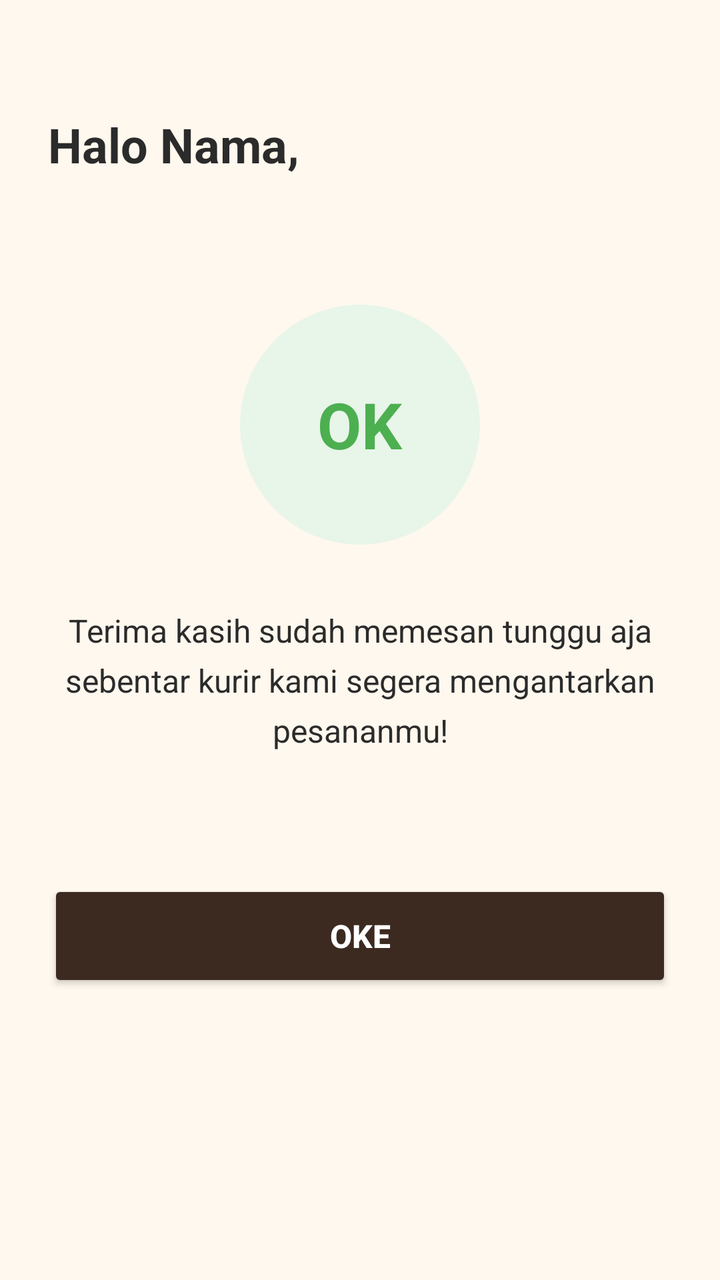
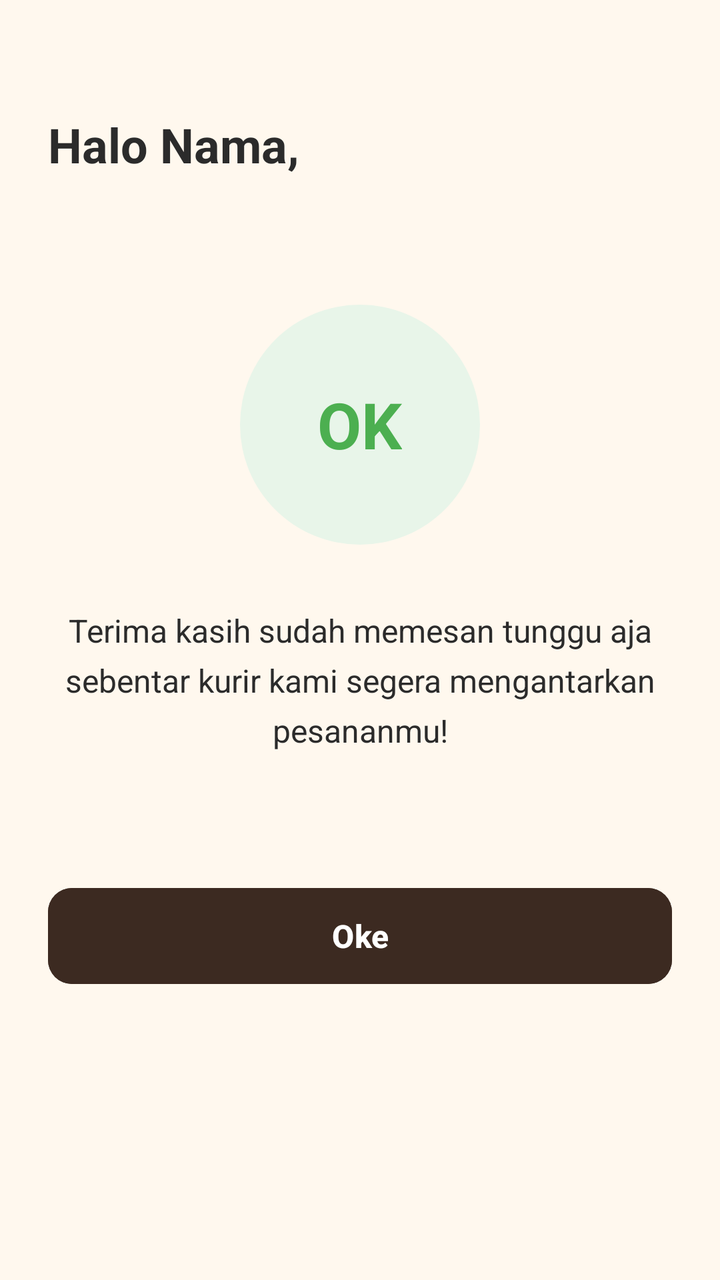

The first picture is an Android layout as it rendered before a commit; the second is the same layout after the commit. The layout source and the unified diff follow.
<!-- AndroidManifest.xml: application theme Theme.KopiDanNyemil -->
<!-- res/layout/activity_confirmation.xml -->
<?xml version="1.0" encoding="utf-8"?>
<LinearLayout xmlns:android="http://schemas.android.com/apk/res/android"
    xmlns:app="http://schemas.android.com/apk/res-auto"
    android:layout_width="match_parent"
    android:layout_height="match_parent"
    android:background="@color/cream_bg"
    android:gravity="center_horizontal"
    android:orientation="vertical"
    android:padding="24dp">

    <TextView
        android:id="@+id/tvConfHalo"
        android:layout_width="wrap_content"
        android:layout_height="wrap_content"
        android:layout_gravity="start"
        android:layout_marginTop="32dp"
        android:text="Halo Nama,"
        android:textColor="@color/text_dark"
        android:textSize="24sp"
        android:textStyle="bold"
        android:layout_marginBottom="64dp" />

    
    <FrameLayout
        android:layout_width="120dp"
        android:layout_height="120dp"
        android:background="@drawable/bg_circle_green"
        android:layout_marginBottom="32dp">

        <TextView
            android:layout_width="wrap_content"
            android:layout_height="wrap_content"
            android:layout_gravity="center"
            android:text="OK"
            android:textColor="@color/success_green"
            android:textSize="32sp"
            android:textStyle="bold" />
    </FrameLayout>

    <TextView
        android:layout_width="match_parent"
        android:layout_height="wrap_content"
        android:gravity="center"
        android:text="Terima kasih sudah memesan tunggu aja sebentar kurir kami segera mengantarkan pesananmu!"
        android:textColor="@color/text_dark"
        android:textSize="16sp"
        android:lineSpacingExtra="6dp"
        android:layout_marginBottom="64dp" />

    <Button
        android:id="@+id/btnConfOke"
        android:layout_width="match_parent"
        android:layout_height="56dp"
        android:backgroundTint="@color/coffee_dark"
        android:text="Oke"
        android:textColor="@color/white"
        android:textSize="16sp"
        android:textStyle="bold"
        app:cornerRadius="12dp" />

</LinearLayout>
<!-- resources referenced by this layout -->
<resources>
  <color name="coffee_dark">#3C2A21</color>
  <color name="cream_bg">#FFF8EE</color>
  <color name="success_green">#4CAF50</color>
  <color name="text_dark">#2B2B2B</color>
  <color name="white">#FFFFFFFF</color>
  <!-- drawable bg_circle_green (drawable) -->
  <?xml version="1.0" encoding="utf-8"?>
  <shape xmlns:android="http://schemas.android.com/apk/res/android"
      android:shape="oval">
      <solid android:color="#E8F5E9" />
  </shape>
  <style name="Theme.KopiDanNyemil" parent="Base.Theme.KopiDanNyemil" />
  <style name="Base.Theme.KopiDanNyemil" parent="Theme.Material3.DayNight.NoActionBar">
          <item name="android:windowBackground">@color/cream_bg</item>
          <item name="colorPrimary">@color/coffee_dark</item>
      </style>
</resources>

<!-- the commit's change to res/layout/activity_confirmation.xml (unified diff, before → after) -->
@@ -47,7 +47,7 @@
         android:lineSpacingExtra="6dp"
         android:layout_marginBottom="64dp" />
 
-    <Button
+    <com.google.android.material.button.MaterialButton
         android:id="@+id/btnConfOke"
         android:layout_width="match_parent"
         android:layout_height="56dp"
